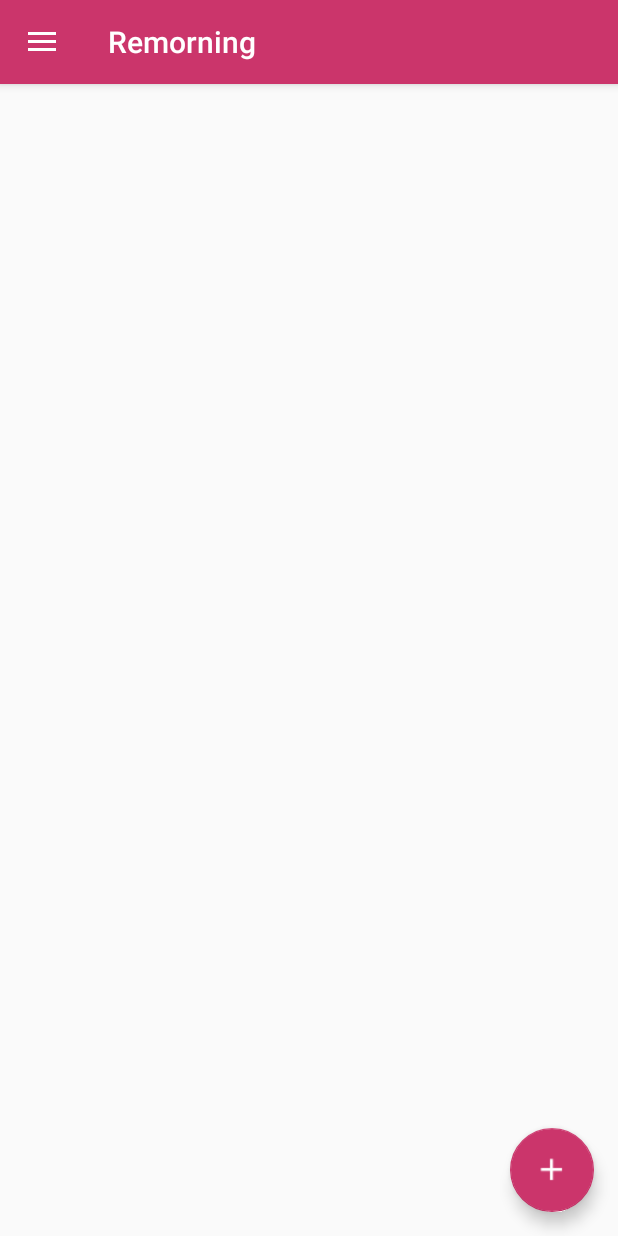
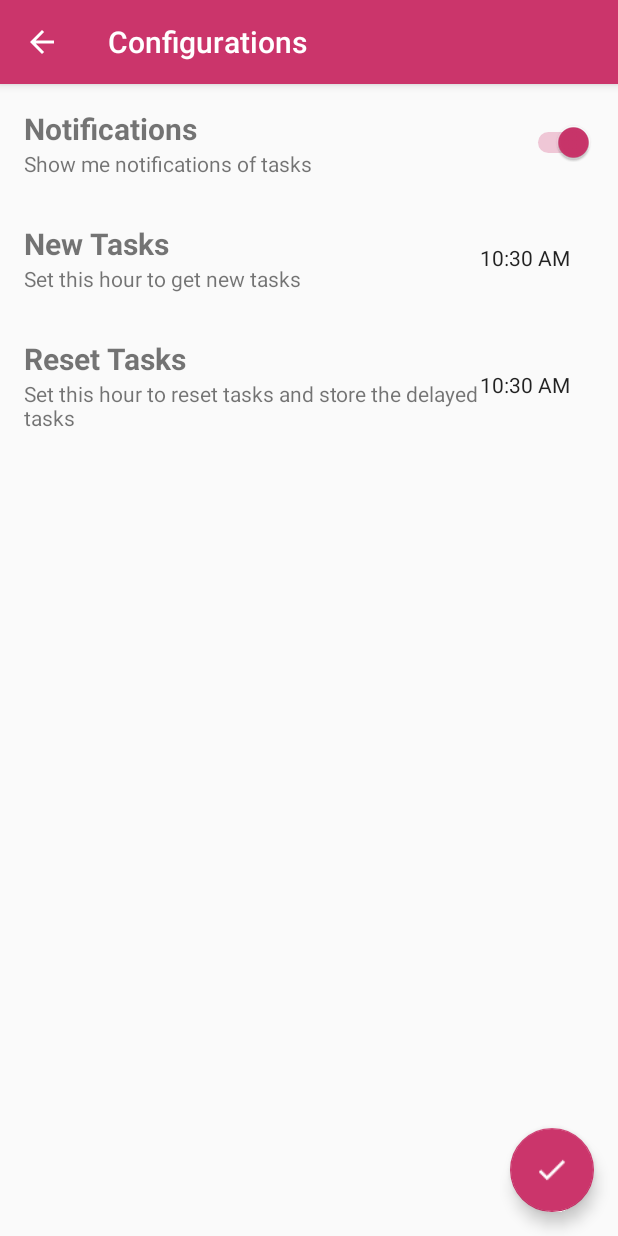
Before and after one commit to GabeConsalter/ReMorning, an Android app: the screen it shows after launch once a user with an empty profile is signed in (MainActivity before the commit, ConfigActivity after it), after a tap on "Configurations", on a phone screen of 412 x 824 dp. Run offline under Robolectric (Android 15) with nearby library versions, the phone set to English and light mode, and no system bars; our stand-ins replace Firebase (no records; nobody signed in at launch, a user with empty details on screens opened directly), Picasso; 2 other taps on this screen came first.

Commit message:
NewTaskActivity and ConfigActivity design

```diff
--- a/app/build.gradle
+++ b/app/build.gradle
@@ -5,7 +5,7 @@ android {
     buildToolsVersion "25.0.3"
     defaultConfig {
         applicationId "gabeconsalter.remorning"
-        minSdkVersion 15
+        minSdkVersion 17
         targetSdkVersion 25
         versionCode 1
         versionName "1.0"
@@ -37,4 +37,5 @@ dependencies {
 
 
 
+
 apply plugin: 'com.google.gms.google-services'
--- a/app/src/main/AndroidManifest.xml
+++ b/app/src/main/AndroidManifest.xml
@@ -24,6 +24,10 @@
         <activity
             android:name=".NewTaskActivity"
             android:label="@string/newtask"
+            android:theme="@style/AppTheme" />
+        <activity
+            android:name=".ConfigActivity"
+            android:label="@string/configurations"
             android:theme="@style/AppTheme"></activity>
     </application>
 
--- /dev/null
+++ b/app/src/main/java/gabeconsalter/remorning/ConfigActivity.java
@@ -0,0 +1,35 @@
+package gabeconsalter.remorning;
+
+import android.os.Bundle;
+import android.support.design.widget.FloatingActionButton;
+import android.support.design.widget.Snackbar;
+import android.support.v7.app.AppCompatActivity;
+import android.support.v7.widget.Toolbar;
+import android.view.View;
+
+public class ConfigActivity extends AppCompatActivity {
+
+    private Toolbar toolbar;
+
+    @Override
+    protected void onCreate(Bundle savedInstanceState) {
+        super.onCreate(savedInstanceState);
+        setContentView(R.layout.activity_config);
+        toolbar = (Toolbar) findViewById(R.id.toolbar);
+        setSupportActionBar(toolbar);
+        getSupportActionBar().setDisplayHomeAsUpEnabled(true);
+        getSupportActionBar().setDisplayShowHomeEnabled(true);
+
+        FloatingActionButton fab = (FloatingActionButton) findViewById(R.id.fab);
+        fab.setOnClickListener(new View.OnClickListener() {
+            @Override
+            public void onClick(View view) {
+                Snackbar.make(view, "Replace with your own action", Snackbar.LENGTH_LONG)
+                        .setAction("Action", null).show();
+            }
+        });
+
+        //toolbar.setNavigationIcon(getResources().getDrawable(R.id.ic_));
+    }
+
+}
--- a/app/src/main/java/gabeconsalter/remorning/MainActivity.java
+++ b/app/src/main/java/gabeconsalter/remorning/MainActivity.java
@@ -84,7 +84,8 @@ public class MainActivity extends AppCompatActivity
         int id = item.getItemId();
 
         if (id == R.id.navConfig) {
-            // Handle the camera action
+            startActivity(new Intent(MainActivity.this, ConfigActivity.class));
+
         } else if (id == R.id.navSignout) {
             new AlertDialog.Builder(this)
                     .setTitle(R.string.signout)
--- /dev/null
+++ b/app/src/main/res/layout/activity_config.xml
@@ -0,0 +1,33 @@
+<?xml version="1.0" encoding="utf-8"?>
+<android.support.design.widget.CoordinatorLayout xmlns:android="http://schemas.android.com/apk/res/android"
+    xmlns:app="http://schemas.android.com/apk/res-auto"
+    xmlns:tools="http://schemas.android.com/tools"
+    android:layout_width="match_parent"
+    android:layout_height="match_parent"
+    tools:context="gabeconsalter.remorning.ConfigActivity">
+
+    <android.support.design.widget.AppBarLayout
+        android:layout_width="match_parent"
+        android:layout_height="wrap_content"
+        android:theme="@style/AppTheme.AppBarOverlay">
+
+        <android.support.v7.widget.Toolbar
+            android:id="@+id/toolbar"
+            android:layout_width="match_parent"
+            android:layout_height="?attr/actionBarSize"
+            android:background="?attr/colorPrimary"
+            app:popupTheme="@style/AppTheme.PopupOverlay" />
+
+    </android.support.design.widget.AppBarLayout>
+
+    <include layout="@layout/content_config" />
+
+    <android.support.design.widget.FloatingActionButton
+        android:id="@+id/fab"
+        android:layout_width="wrap_content"
+        android:layout_height="wrap_content"
+        android:layout_gravity="bottom|end"
+        android:layout_margin="@dimen/fab_margin"
+        app:srcCompat="@drawable/ic_done" />
+
+</android.support.design.widget.CoordinatorLayout>
--- /dev/null
+++ b/app/src/main/res/layout/content_config.xml
@@ -0,0 +1,155 @@
+<?xml version="1.0" encoding="utf-8"?>
+<LinearLayout xmlns:android="http://schemas.android.com/apk/res/android"
+    xmlns:app="http://schemas.android.com/apk/res-auto"
+    xmlns:tools="http://schemas.android.com/tools"
+    android:layout_width="match_parent"
+    android:layout_height="match_parent"
+    android:orientation="vertical"
+    android:padding="@dimen/paddingLayout"
+    app:layout_behavior="@string/appbar_scrolling_view_behavior"
+    tools:context="gabeconsalter.remorning.ConfigActivity"
+    tools:showIn="@layout/activity_config">
+
+    <LinearLayout
+        android:layout_width="match_parent"
+        android:layout_height="wrap_content"
+        android:layout_gravity="left"
+        android:orientation="horizontal"
+        android:layout_marginBottom="@dimen/bottomSpace">
+
+        <LinearLayout
+            android:layout_width="match_parent"
+            android:layout_height="match_parent"
+            android:layout_weight="1"
+            android:orientation="vertical">
+
+            <TextView
+                android:id="@+id/textView"
+                android:layout_width="match_parent"
+                android:layout_height="wrap_content"
+                android:layout_weight="1"
+                android:text="@string/notifications"
+                android:textSize="20sp"
+                android:textStyle="bold" />
+
+            <TextView
+                android:id="@+id/textView2"
+                android:layout_width="match_parent"
+                android:layout_height="wrap_content"
+                android:layout_weight="1"
+                android:text="@string/notificationsExpl" />
+        </LinearLayout>
+
+        <LinearLayout
+            android:layout_width="match_parent"
+            android:layout_height="match_parent"
+            android:layout_gravity="right"
+            android:layout_weight="4"
+            android:orientation="horizontal">
+
+            <Switch
+                android:id="@+id/swiConfigNotifications"
+                android:layout_width="wrap_content"
+                android:layout_height="wrap_content"
+                android:layout_gravity="center_vertical"
+                android:layout_weight="1"
+                android:checked="true" />
+        </LinearLayout>
+
+    </LinearLayout>
+
+    <LinearLayout
+        android:layout_width="match_parent"
+        android:layout_height="wrap_content"
+        android:layout_gravity="left"
+        android:layout_marginBottom="@dimen/bottomSpace"
+        android:orientation="horizontal">
+
+        <LinearLayout
+            android:layout_width="match_parent"
+            android:layout_height="match_parent"
+            android:layout_weight="1"
+            android:orientation="vertical">
+
+            <TextView
+                android:id="@+id/textView"
+                android:layout_width="match_parent"
+                android:layout_height="wrap_content"
+                android:layout_weight="1"
+                android:text="@string/newTasks"
+                android:textSize="20sp"
+                android:textStyle="bold" />
+
+            <TextView
+                android:id="@+id/textView2"
+                android:layout_width="match_parent"
+                android:layout_height="wrap_content"
+                android:layout_weight="1"
+                android:text="@string/newTasksExpl" />
+        </LinearLayout>
+
+        <LinearLayout
+            android:layout_width="match_parent"
+            android:layout_height="match_parent"
+            android:layout_gravity="right"
+            android:layout_weight="4"
+            android:orientation="horizontal">
+
+            <TextClock
+                android:id="@+id/txtConfigNewTasksHour"
+                android:layout_width="wrap_content"
+                android:layout_height="wrap_content"
+                android:layout_gravity="center_vertical"
+                android:layout_weight="1" />
+        </LinearLayout>
+
+    </LinearLayout>
+
+    <LinearLayout
+        android:layout_width="match_parent"
+        android:layout_height="wrap_content"
+        android:layout_gravity="left"
+        android:layout_marginBottom="@dimen/bottomSpace"
+        android:orientation="horizontal">
+
+        <LinearLayout
+            android:layout_width="match_parent"
+            android:layout_height="match_parent"
+            android:layout_weight="1"
+            android:orientation="vertical">
+
+            <TextView
+                android:id="@+id/textView3"
+                android:layout_width="match_parent"
+                android:layout_height="wrap_content"
+                android:layout_weight="1"
+                android:text="@string/resetTasks"
+                android:textSize="20sp"
+                android:textStyle="bold" />
+
+            <TextView
+                android:id="@+id/textView4"
+                android:layout_width="match_parent"
+                android:layout_height="wrap_content"
+                android:layout_weight="1"
+                android:text="@string/resetTasksExpl" />
+        </LinearLayout>
+
+        <LinearLayout
+            android:layout_width="match_parent"
+            android:layout_height="match_parent"
+            android:layout_gravity="right"
+            android:layout_weight="4"
+            android:orientation="horizontal">
+
+            <TextClock
+                android:id="@+id/txtConfigResetHour"
+                android:layout_width="wrap_content"
+                android:layout_height="wrap_content"
+                android:layout_gravity="center_vertical"
+                android:layout_weight="1" />
+        </LinearLayout>
+
+    </LinearLayout>
+
+</LinearLayout>
--- a/app/src/main/res/layout/content_new_task.xml
+++ b/app/src/main/res/layout/content_new_task.xml
@@ -4,38 +4,38 @@
     xmlns:tools="http://schemas.android.com/tools"
     android:layout_width="match_parent"
     android:layout_height="match_parent"
-    android:padding="16dp"
+    android:orientation="vertical"
+    android:padding="@dimen/paddingLayout"
+    android:weightSum="1"
     app:layout_behavior="@string/appbar_scrolling_view_behavior"
     tools:context="gabeconsalter.remorning.NewTaskActivity"
-    tools:showIn="@layout/activity_new_task"
-    android:orientation="vertical">
+    tools:showIn="@layout/activity_new_task">
 
     <TextView
         android:id="@+id/txtNewWhat"
-        android:text="@string/whatTask"
         android:layout_width="wrap_content"
-        android:layout_height="wrap_content"/>
+        android:layout_height="wrap_content"
+        android:text="@string/whatTask" />
 
     <EditText
         android:id="@+id/edtNewWhat"
-        android:layout_width="wrap_content"
+        android:layout_width="match_parent"
         android:layout_height="wrap_content"
+        android:layout_marginBottom="40dp"
         android:ems="10"
-        android:inputType="textMultiLine"
-        android:layout_marginBottom="40dp"/>
+        android:hint="@string/newtaskhint0"
+        android:inputType="textMultiLine" />
 
     <TextView
         android:id="@+id/txtNewWhen"
-        android:text="@string/whenTask"
-        android:layout_width="wrap_content"
-        android:layout_height="wrap_content" />
-
-    <EditText
-        android:id="@+id/editText2"
         android:layout_width="wrap_content"
         android:layout_height="wrap_content"
-        android:ems="10"
-        android:inputType="date" />
+        android:text="@string/whenTask" />
+
+    <CalendarView
+        android:id="@+id/calendarView"
+        android:layout_width="match_parent"
+        android:layout_height="wrap_content" />
 
 
 </LinearLayout>
--- a/app/src/main/res/values/dimens.xml
+++ b/app/src/main/res/values/dimens.xml
@@ -5,4 +5,6 @@
     <dimen name="nav_header_vertical_spacing">16dp</dimen>
     <dimen name="nav_header_height">160dp</dimen>
     <dimen name="fab_margin">16dp</dimen>
+    <dimen name="paddingLayout">16dp</dimen>
+    <dimen name="bottomSpace">30dp</dimen>
 </resources>
--- a/app/src/main/res/values/strings.xml
+++ b/app/src/main/res/values/strings.xml
@@ -19,4 +19,16 @@
     <string name="newtask">New Task</string>
     <string name="whatTask">What do you have to do?</string>
     <string name="whenTask">When?</string>
+    <string name="newtaskhint0">buy shoes</string>
+    <string name="newtaskhint1"></string>
+    <string name="newtaskhint2"></string>
+    <string name="newtaskhint3"></string>
+    <string name="newtaskhint4"></string>
+    <string name="title_activity_config">ConfigActivity</string>
+    <string name="notifications">Notifications</string>
+    <string name="notificationsExpl">Show me notifications of tasks</string>
+    <string name="newTasks">New Tasks</string>
+    <string name="newTasksExpl">Set this hour to get new tasks</string>
+    <string name="resetTasks">Reset Tasks</string>
+    <string name="resetTasksExpl">Set this hour to reset tasks and store the delayed tasks</string>
 </resources>
```
